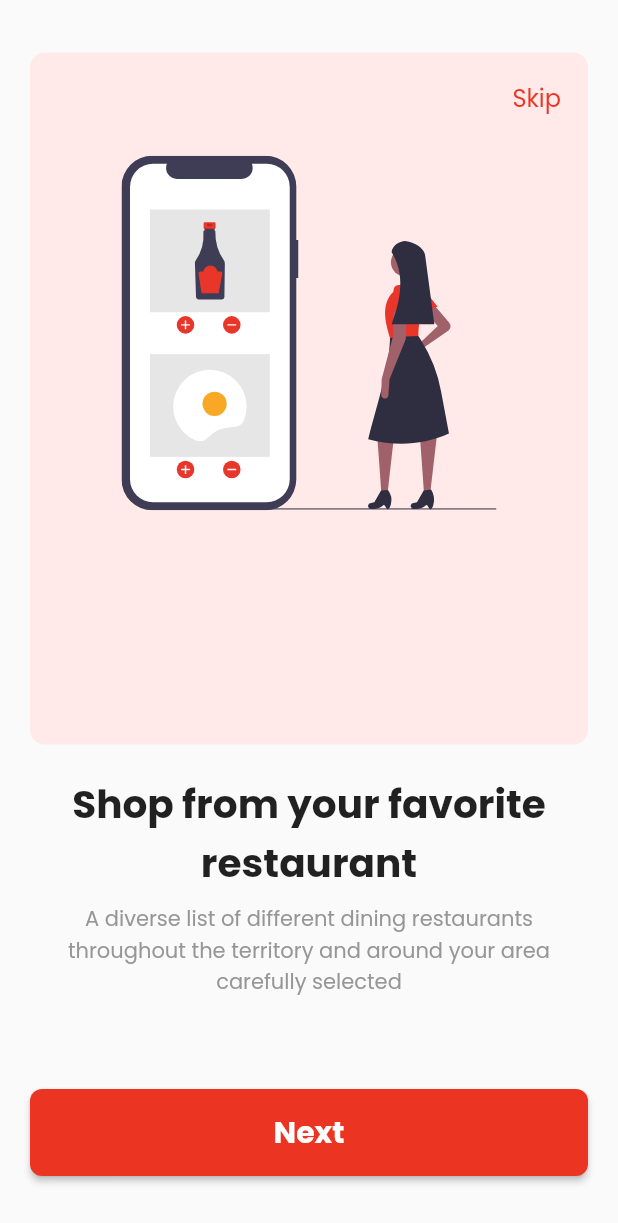
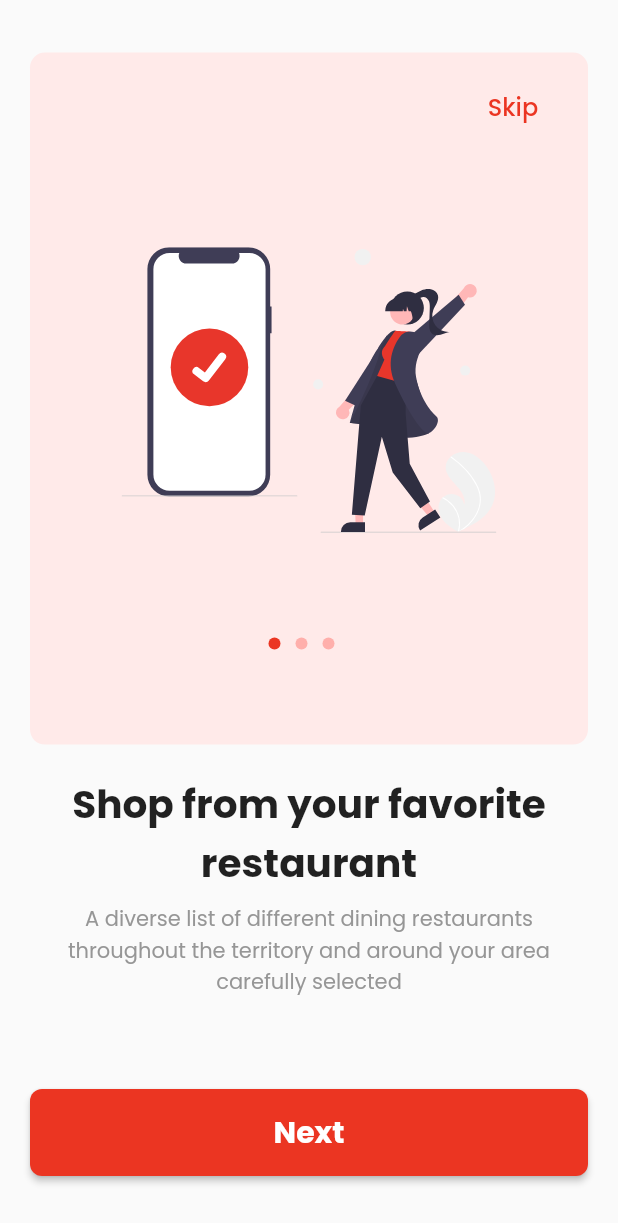
Before and after one commit to Gabin-ishimwe/food-app-mobile, a Flutter app: the screen it shows after launch, on a phone screen of 412 x 824 dp. Shown: the top 1223 px of the screen. Run offline on Flutter 3.47's test engine with Material 2 defaults, Android fonts, the phone set to English and light mode, and no system bars; our stand-ins replace carousel_slider, flutter_svg, google_fonts.

Commit message:
ft/fix carousel

```diff
--- a/lib/screens/onboarding_screen.dart
+++ b/lib/screens/onboarding_screen.dart
@@ -1,9 +1,30 @@
 import "package:flutter/material.dart";
 import "package:flutter_svg/flutter_svg.dart";
 import 'package:google_fonts/google_fonts.dart';
+import 'package:carousel_slider/carousel_slider.dart';
 
 class OnboardingScreen extends StatefulWidget {
-  const OnboardingScreen({super.key});
+  var intros = [
+    {
+      image: "images/onboarding/order_confirmed.svg",
+      title: "Shop from your restaurant",
+      description:
+          "A diverse list of different dining restaurants throughout the territory and around your area carefully selected"
+    },
+    {
+      image: "images/onboarding/online_groceries.svg",
+      title: "Quick delivery to your doorstep",
+      description:
+          "We have dynamic and professional delivery team that is professionally and intelligently trained"
+    },
+    {
+      image: "images/onboarding/shopping_app.svg",
+      title: "Convenience eWallet app connecting",
+      description:
+          "A diverse list of different dining restaurants throughout the territory and around your area carefully selected"
+    },
+  ];
+  OnboardingScreen({super.key});
 
   @override
   State<OnboardingScreen> createState() => _OnboardingScreenState();
@@ -23,13 +44,17 @@ class _OnboardingScreenState extends State<OnboardingScreen> {
             flex: 6,
             child: Container(
               // color: Color.fromARGB(255, 255, 234, 233),
-              padding: EdgeInsets.all(18),
+              padding:
+                  EdgeInsets.only(top: 12, left: 18, right: 18, bottom: 18),
               decoration: BoxDecoration(
                 borderRadius: BorderRadius.circular(10.0),
                 color: Color.fromARGB(255, 255, 234, 233),
               ),
               child: Column(children: [
                 Align(
+                  child: Container(
+                    margin: EdgeInsets.zero,
+                    child: TextButton(
                       child: Text(
                         "Skip",
                         style: GoogleFonts.poppins(
@@ -38,22 +63,58 @@ class _OnboardingScreenState extends State<OnboardingScreen> {
                           fontSize: 16,
                         )),
                       ),
+                      onPressed: (() {
+                        print("skip content-----");
+                      }),
+                      style: TextButton.styleFrom(padding: EdgeInsets.all(0)),
+                    ),
+                  ),
                   alignment: Alignment.topRight,
                 ),
-                Padding(
-                  padding: EdgeInsets.symmetric(vertical: 20),
+                Align(
+                  alignment: Alignment.center,
+                  child: Padding(
+                    padding: EdgeInsets.symmetric(vertical: 40),
                     child: SvgPicture.asset(
-                    "images/onboarding/online_groceries.svg",
+                      "images/onboarding/order_confirmed.svg",
                       semanticsLabel: "logo",
                       height: 250,
                       width: 250,
                     ),
+                  ),
+                ),
+                Row(
+                  mainAxisAlignment: MainAxisAlignment.center,
+                  children: [
+                    Container(
+                      height: 8,
+                      width: 8,
+                      margin: EdgeInsets.only(right: 10),
+                      decoration: BoxDecoration(
+                        shape: BoxShape.circle,
+                        color: Color.fromARGB(255, 235, 53, 34),
+                      ),
+                    ),
+                    Container(
+                      height: 8,
+                      width: 8,
+                      margin: EdgeInsets.only(right: 10),
+                      decoration: BoxDecoration(
+                        shape: BoxShape.circle,
+                        color: Color.fromARGB(255, 255, 175, 171),
+                      ),
+                    ),
+                    Container(
+                      height: 8,
+                      width: 8,
+                      margin: EdgeInsets.only(right: 10),
+                      decoration: BoxDecoration(
+                        shape: BoxShape.circle,
+                        color: Color.fromARGB(255, 255, 175, 171),
+                      ),
+                    ),
+                  ],
                 )
-                // Row(
-                //   children: [
-
-                //   ],
-                // )
               ]),
             ),
           ),
--- a/pubspec.yaml
+++ b/pubspec.yaml
@@ -48,6 +48,7 @@ dev_dependencies:
   flutter_lints: ^2.0.0
   flutter_svg: ^1.1.6
   google_fonts: ^3.0.1
+  carousel_slider: ^4.2.1
 
 # For information on the generic Dart part of this file, see the
 # following page: https://dart.dev/tools/pub/pubspec
```
Also changed, not shown: pubspec.lock, 1 other file. Lines whose indentation alone changed are shown as unchanged.
